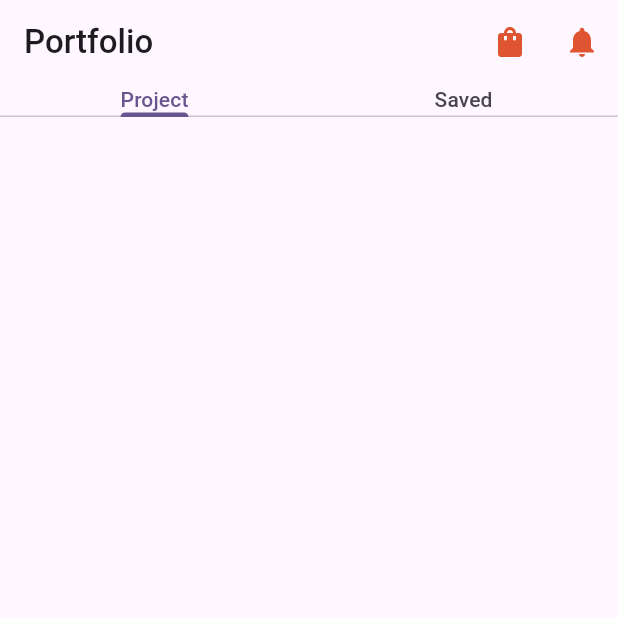
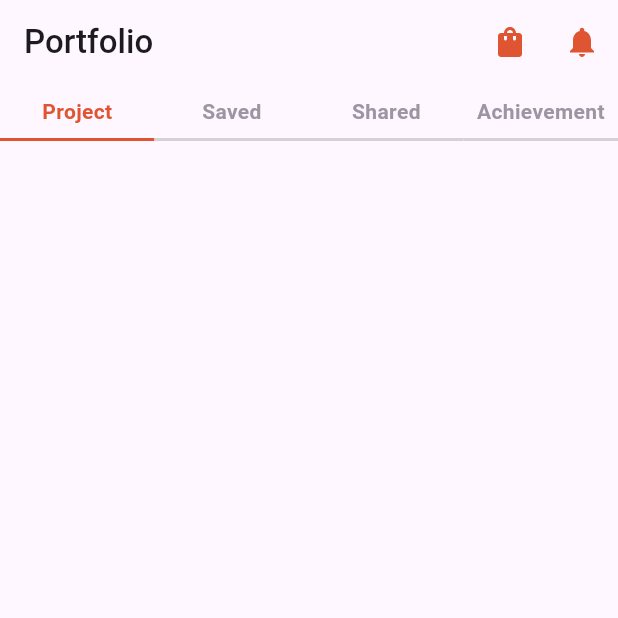
Before and after one commit to tapoban123/yoliday-internship-assignment, a Flutter app: the screen it shows after launch, on a phone screen of 412 x 824 dp, the top half of it. Run offline on Flutter 3.47's test engine with Material 3 defaults, Android fonts, the phone set to English and light mode, and no system bars; our stand-ins replace flutter_svg.

Commit message:
Implemented Tab bar

```diff
--- a/assignment_app/lib/custom_colors.dart
+++ b/assignment_app/lib/custom_colors.dart
@@ -3,10 +3,10 @@ import 'package:flutter/material.dart';
 class CustomColors {
   CustomColors._();
 
-  Color deepOrangeColor = const Color(0xFFDF5532);
-  Color orangeColor = const Color(0xFFF39519);
-  Color yellowColor = const Color(0xFFFFCD67);
-  Color textColor = const Color(0xFF303030);
-  Color textGreyColor = const Color(0xFF9E95A2);
-  Color greyColor = const Color(0xFFD6D1D5);
+  static Color deepOrangeColor = const Color(0xFFDF5532);
+  static Color orangeColor = const Color(0xFFF39519);
+  static Color yellowColor = const Color(0xFFFFCD67);
+  static Color textColor = const Color(0xFF303030);
+  static Color textGreyColor = const Color(0xFF9E95A2);
+  static Color greyColor = const Color(0xFFD6D1D5);
 }
--- a/assignment_app/lib/home_screen.dart
+++ b/assignment_app/lib/home_screen.dart
@@ -1,5 +1,8 @@
+import 'package:assignment_app/custom_colors.dart';
+import 'package:assignment_app/tab_provider.dart';
 import 'package:flutter/material.dart';
 import 'package:flutter_svg/svg.dart';
+import 'package:provider/provider.dart';
 
 class HomeScreen extends StatefulWidget {
   const HomeScreen({super.key});
@@ -10,10 +13,10 @@ class HomeScreen extends StatefulWidget {
 
 class _HomeScreenState extends State<HomeScreen>
     with SingleTickerProviderStateMixin {
-  late TabController _tabController;
+  final List<String> tabs = ["Project", "Saved", "Shared", "Achievement"];
+
   @override
   void initState() {
-    _tabController = TabController(length: 2, vsync: this);
     super.initState();
   }
 
@@ -33,9 +36,52 @@ class _HomeScreenState extends State<HomeScreen>
           ),
         ],
       ),
-      body: TabBar(
-        controller: _tabController,
-        tabs: [Text("Project"), Text("Saved")],
+      body: Consumer<TabProvider>(
+        builder:
+            (context, tabProvider, child) => Column(
+              children: [
+                Row(
+                  mainAxisAlignment: MainAxisAlignment.center,
+                  children: List.generate(
+                    tabs.length,
+                    (index) => Expanded(
+                      flex: 1,
+                      child: GestureDetector(
+                        onTap: () {
+                          tabProvider.changeTab(index);
+                        },
+                        child: AnimatedContainer(
+                          alignment: Alignment.center,
+                          duration: Duration(milliseconds: 300),
+                          padding: EdgeInsets.all(8),
+                          decoration: BoxDecoration(
+                            border: Border(
+                              bottom: BorderSide(
+                                width: 2,
+                                color:
+                                    tabProvider.tabNumber == index
+                                        ? CustomColors.deepOrangeColor
+                                        : CustomColors.greyColor,
+                              ),
+                            ),
+                          ),
+                          child: Text(
+                            tabs[index],
+                            style: TextStyle(
+                              color:
+                                  tabProvider.tabNumber == index
+                                      ? CustomColors.deepOrangeColor
+                                      : CustomColors.textGreyColor,
+                              fontWeight: FontWeight.bold,
+                            ),
+                          ),
+                        ),
+                      ),
+                    ),
+                  ),
+                ),
+              ],
+            ),
       ),
     );
   }
--- a/assignment_app/lib/main.dart
+++ b/assignment_app/lib/main.dart
@@ -1,5 +1,7 @@
 import 'package:assignment_app/home_screen.dart';
+import 'package:assignment_app/tab_provider.dart';
 import 'package:flutter/material.dart';
+import 'package:provider/provider.dart';
 
 void main() {
   runApp(const MyApp());
@@ -10,13 +12,16 @@ class MyApp extends StatelessWidget {
 
   @override
   Widget build(BuildContext context) {
-    return MaterialApp(
-      title: 'Assignment App',
-      debugShowCheckedModeBanner: false,
-      theme: ThemeData(
-        colorScheme: ColorScheme.fromSeed(seedColor: Colors.deepPurple),
+    return ChangeNotifierProvider(
+      create: (context) => TabProvider(),
+      child: MaterialApp(
+        title: 'Assignment App',
+        debugShowCheckedModeBanner: false,
+        theme: ThemeData(
+          colorScheme: ColorScheme.fromSeed(seedColor: Colors.deepPurple),
+        ),
+        home: const HomeScreen(),
       ),
-      home: const HomeScreen(),
     );
   }
 }
--- /dev/null
+++ b/assignment_app/lib/tab_provider.dart
@@ -0,0 +1,11 @@
+import 'package:flutter/material.dart';
+
+class TabProvider extends ChangeNotifier {
+  int _tabNumber = 0;
+  int get tabNumber => _tabNumber;
+
+  void changeTab(int tab) {
+    _tabNumber = tab;
+    notifyListeners();
+  }
+}
--- a/assignment_app/pubspec.yaml
+++ b/assignment_app/pubspec.yaml
@@ -36,6 +36,7 @@ dependencies:
   cupertino_icons: ^1.0.8
   flutter_screenutil: ^5.9.3
   flutter_svg: ^2.1.0
+  provider: ^6.1.5
 
 dev_dependencies:
   flutter_test:
```
Also changed, not shown: assignment_app/pubspec.lock.
